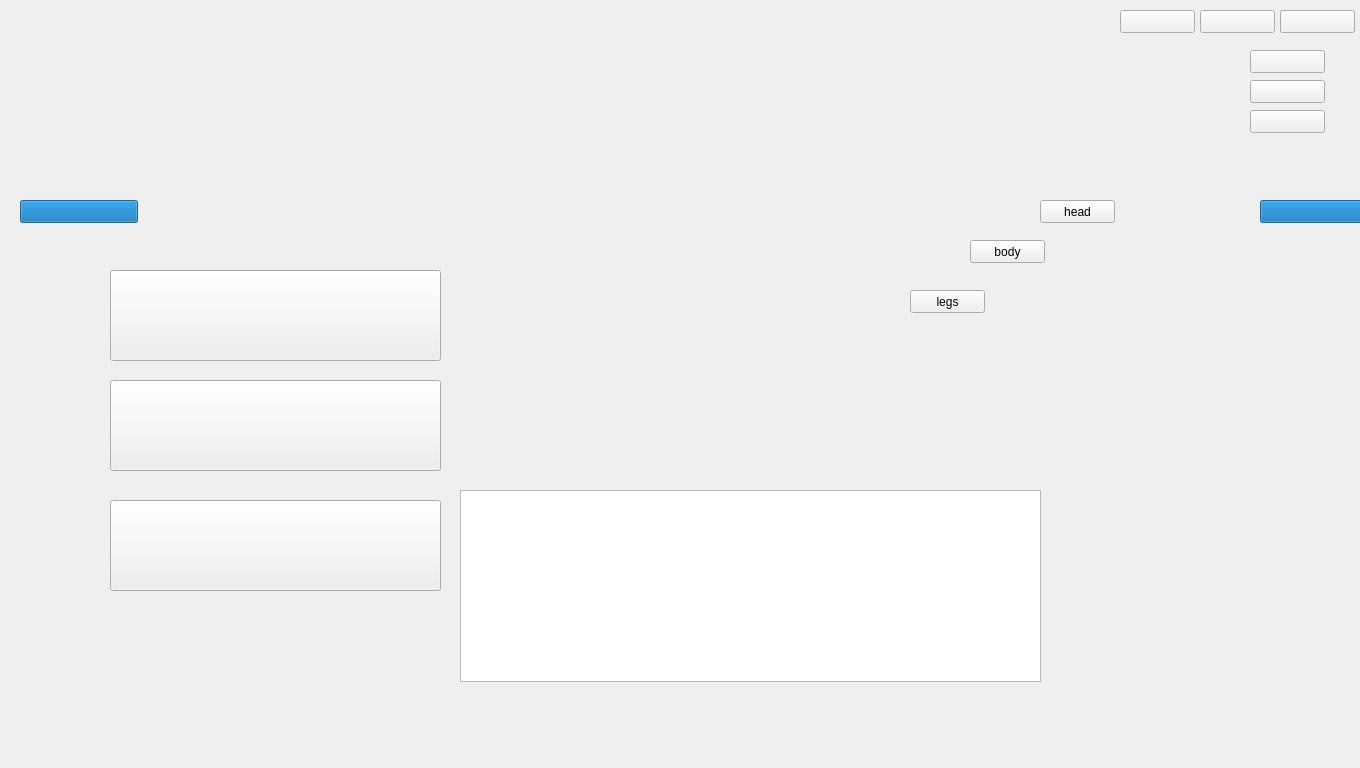
Old version of the form game_interface/scene1.ui in the repository larelinat/unknownGame.
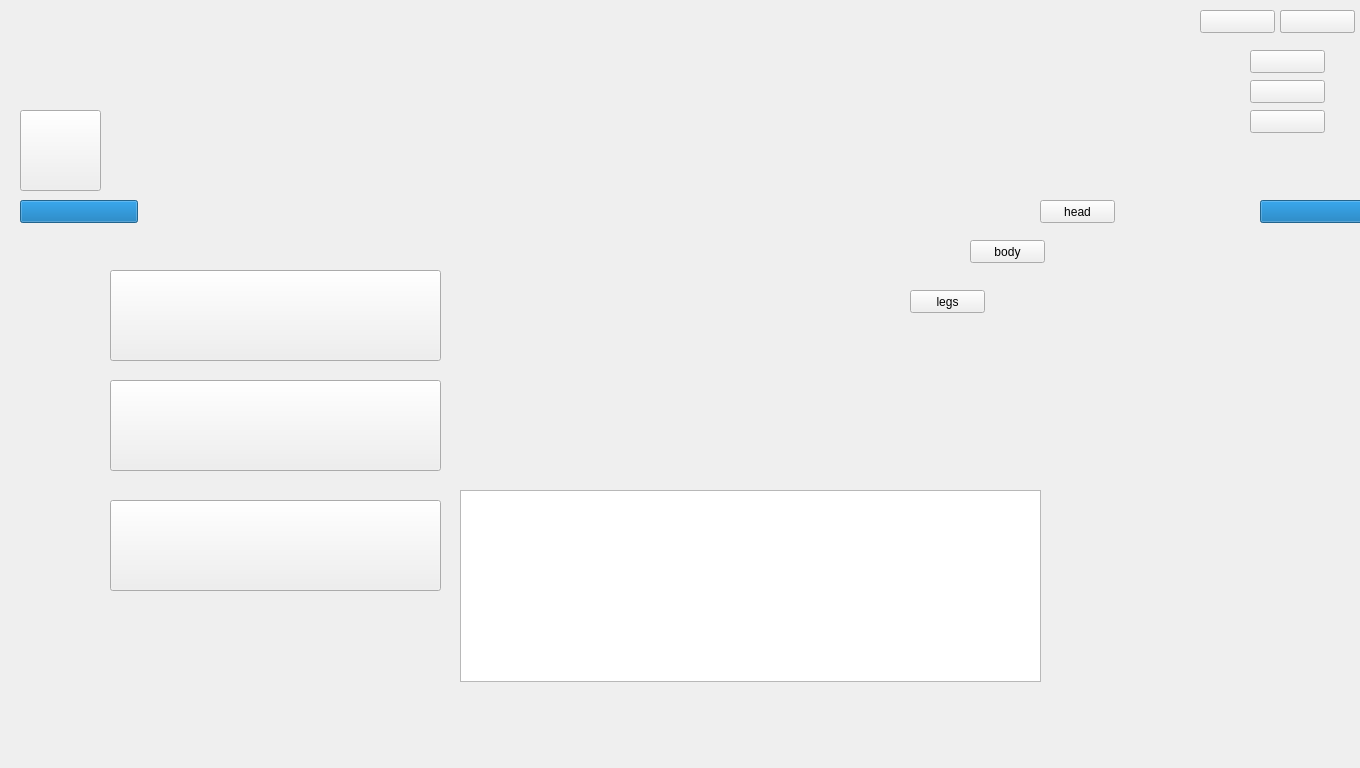
New version of the form. Icons and pictures are not drawn.

```diff
--- a/game_interface/scene1.ui
+++ b/game_interface/scene1.ui
@@ -88,10 +88,10 @@
    <widget class="QPushButton" name="pushButton_3">
     <property name="geometry">
      <rect>
-      <x>1120</x>
-      <y>10</y>
-      <width>75</width>
-      <height>23</height>
+      <x>20</x>
+      <y>110</y>
+      <width>81</width>
+      <height>81</height>
      </rect>
     </property>
     <property name="styleSheet">
```
Left out of the diff: 3 changed lines with no effect on the pictures.
